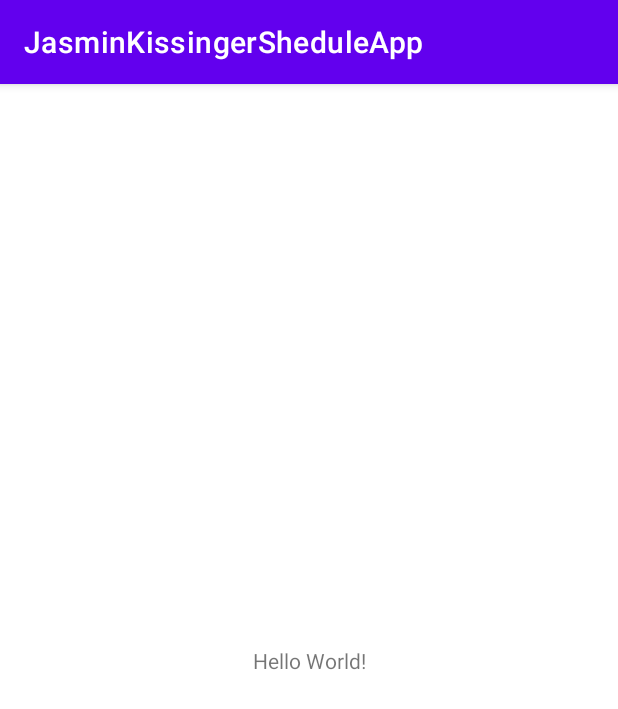
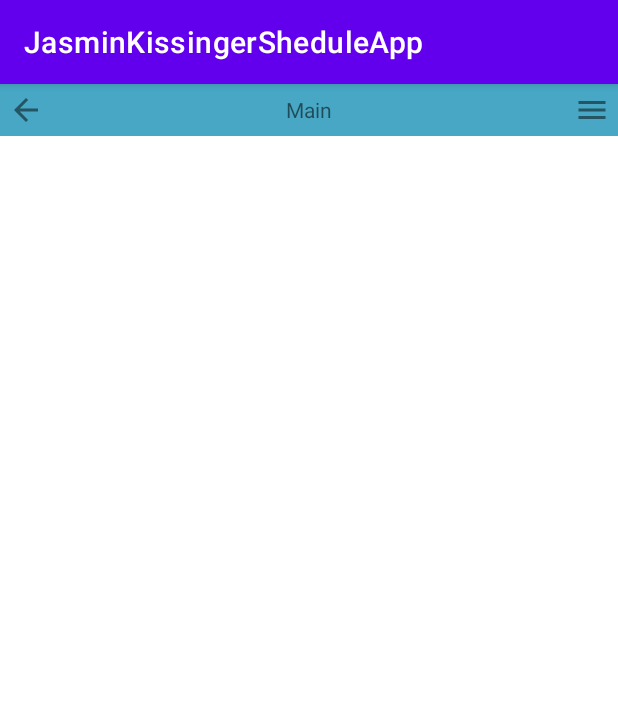
Before and after one commit to Mohokee/JasminKissingerSheduleApp, an Android app: the screen it shows after launch (MainActivity), on a phone screen of 412 x 824 dp. Shown: the top 709 px of the screen. Run offline under Robolectric (Android 15) with nearby library versions, the phone set to English and light mode, and no system bars.

Commit message:
Default activity

```diff
--- /dev/null
+++ b/app/src/main/res/drawable/ic_baseline_arrow_back_24.xml
@@ -0,0 +1,5 @@
+<vector android:alpha="0.82" android:height="24dp"
+    android:tint="?attr/colorControlNormal" android:viewportHeight="24"
+    android:viewportWidth="24" android:width="24dp" xmlns:android="http://schemas.android.com/apk/res/android">
+    <path android:fillColor="@android:color/white" android:pathData="M20,11H7.83l5.59,-5.59L12,4l-8,8 8,8 1.41,-1.41L7.83,13H20v-2z"/>
+</vector>
--- /dev/null
+++ b/app/src/main/res/drawable/ic_baseline_menu_24.xml
@@ -0,0 +1,5 @@
+<vector android:alpha="0.82" android:height="24dp"
+    android:tint="?attr/colorControlNormal" android:viewportHeight="24"
+    android:viewportWidth="24" android:width="24dp" xmlns:android="http://schemas.android.com/apk/res/android">
+    <path android:fillColor="@android:color/white" android:pathData="M3,18h18v-2L3,16v2zM3,13h18v-2L3,11v2zM3,6v2h18L21,6L3,6z"/>
+</vector>
--- a/app/src/main/res/layout/activity_main.xml
+++ b/app/src/main/res/layout/activity_main.xml
@@ -6,13 +6,22 @@
     android:layout_height="match_parent"
     tools:context=".main.ui.MainActivity">
 
-    <TextView
-        android:layout_width="wrap_content"
-        android:layout_height="wrap_content"
-        android:text="Hello World!"
+    <include
+        android:id="@+id/include"
+        layout="@layout/toolbar" />
+
+    <ScrollView
+        android:layout_width="409dp"
+        android:layout_height="695dp"
         app:layout_constraintBottom_toBottomOf="parent"
-        app:layout_constraintLeft_toLeftOf="parent"
-        app:layout_constraintRight_toRightOf="parent"
-        app:layout_constraintTop_toTopOf="parent" />
+        app:layout_constraintEnd_toEndOf="parent"
+        app:layout_constraintStart_toStartOf="parent"
+        app:layout_constraintTop_toBottomOf="@+id/include">
 
+        <LinearLayout
+            android:layout_width="match_parent"
+            android:layout_height="wrap_content"
+            android:orientation="vertical"/>
+
+    </ScrollView>
 </androidx.constraintlayout.widget.ConstraintLayout>
--- /dev/null
+++ b/app/src/main/res/layout/toolbar.xml
@@ -0,0 +1,29 @@
+<?xml version="1.0" encoding="utf-8"?>
+<RelativeLayout xmlns:android="http://schemas.android.com/apk/res/android"
+    android:layout_width="match_parent"
+    android:layout_height="wrap_content"
+    android:background="#C4108DB3"
+    android:padding="5dp">
+    <RelativeLayout
+        android:layout_width="match_parent"
+        android:layout_height="wrap_content">
+        <ImageView
+            android:id="@+id/back"
+            android:layout_width="wrap_content"
+            android:layout_height="wrap_content"
+            android:src="@drawable/ic_baseline_arrow_back_24"/>
+        <TextView
+            android:id="@+id/title"
+            android:layout_width="wrap_content"
+            android:layout_height="wrap_content"
+            android:layout_centerInParent="true"
+            android:text="Main"/>
+        <ImageView
+            android:id="@+id/dropdown_menu"
+            android:layout_width="wrap_content"
+            android:layout_height="wrap_content"
+            android:layout_alignParentEnd="true"
+            android:src="@drawable/ic_baseline_menu_24"/>
+    </RelativeLayout>
+
+</RelativeLayout>
```
